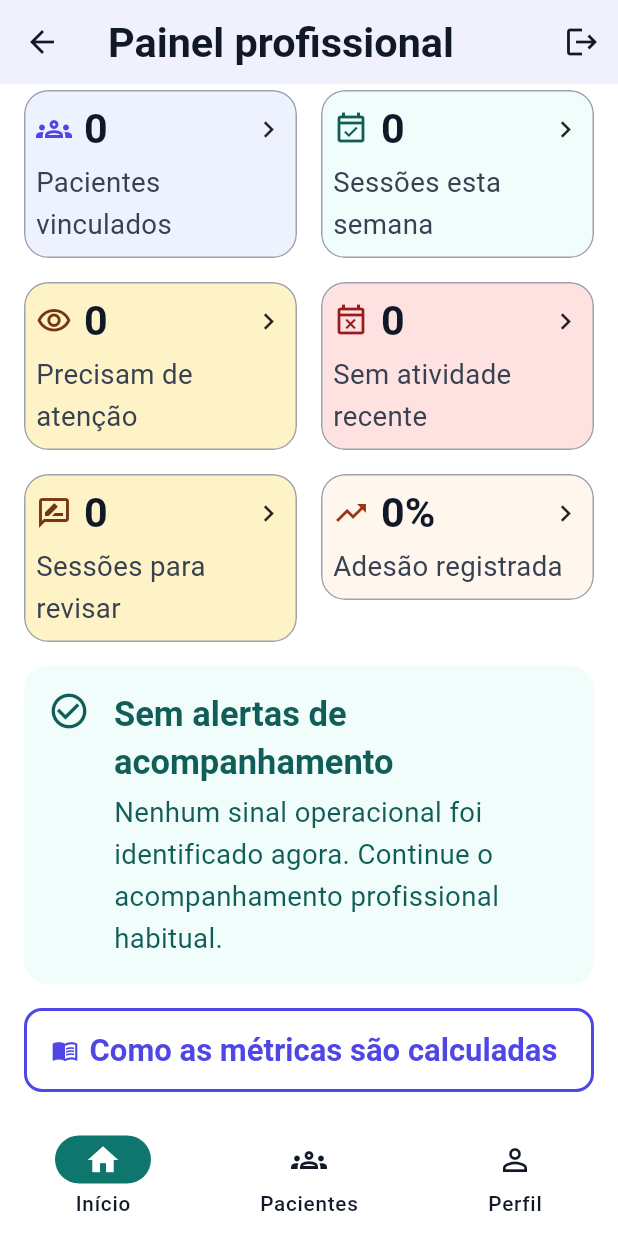
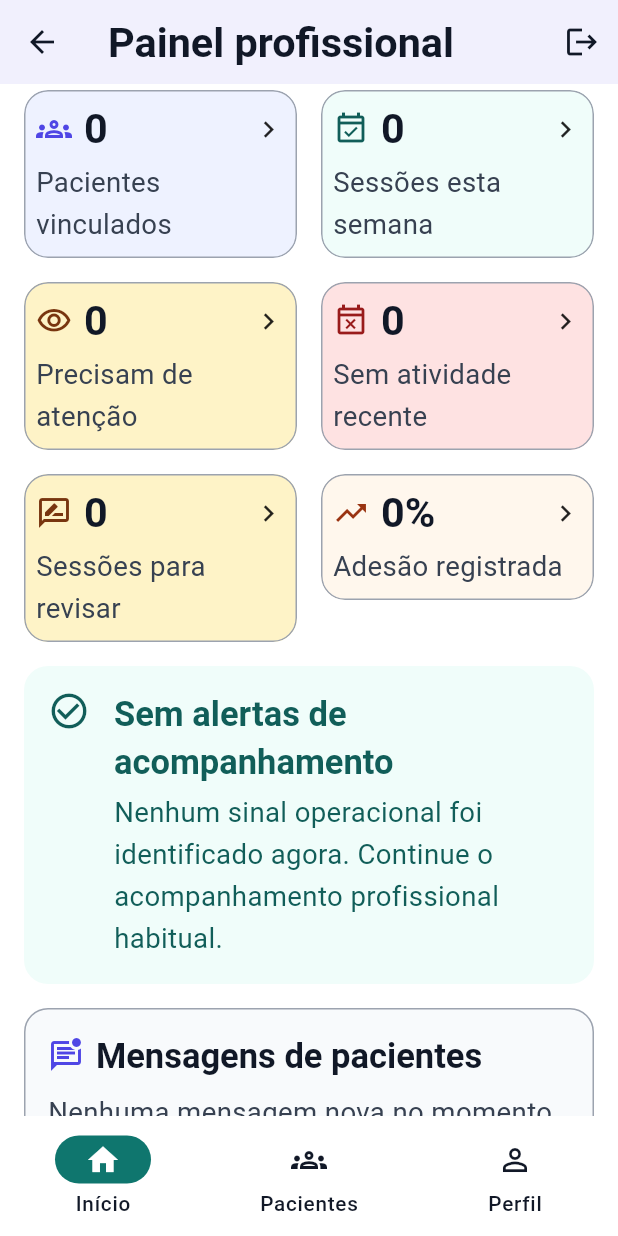
Before and after one commit to skapkun/monitoramento-reabilitacao-pos-avc, a Flutter app: the TherapistHomeScreen screen opened by its route, scrolled down 105 dp, on a phone screen of 412 x 824 dp. Run offline on Flutter 3.47's test engine with Material 3 defaults, Android fonts, the phone set to English and light mode, and no system bars; our stand-ins replace cloud_firestore, firebase_auth, firebase_core, image_picker, share_plus, video_player; missing offline and left inert: video_thumbnail; accounts and stored records are empty.

Commit message:
feat: destacar mensagens no painel profissional

```diff
--- a/frontend/lib/models/patient_summary.dart
+++ b/frontend/lib/models/patient_summary.dart
@@ -88,6 +88,7 @@ abstract final class MockPatients {
       participantContext: 'post_stroke',
     ),
     PatientSummary(
+      id: 'demo-patient-joao',
       name: 'João Pereira',
       initials: 'JP',
       lastSession: 'Ontem, 16:10',
@@ -104,6 +105,7 @@ abstract final class MockPatients {
       ],
     ),
     PatientSummary(
+      id: 'demo-patient-lucia',
       name: 'Lúcia Santos',
       initials: 'LS',
       lastSession: 'Sem sessões registradas',
--- a/frontend/lib/screens/therapist/therapist_home_screen.dart
+++ b/frontend/lib/screens/therapist/therapist_home_screen.dart
@@ -4,6 +4,7 @@ import '../../routes/app_routes.dart';
 import '../../services/auth_repository.dart';
 import '../../services/clinical_repository.dart';
 import '../../models/clinical_data.dart';
+import '../../models/patient_summary.dart';
 import '../../theme/app_colors.dart';
 import '../../theme/app_spacing.dart';
 import '../../utils/portuguese_text.dart';
@@ -61,6 +62,8 @@ class TherapistHomeScreen extends StatelessWidget {
             const SizedBox(height: AppSpacing.md),
             _DashboardOverview(repository: clinicalRepository),
             const SizedBox(height: AppSpacing.md),
+            _MessageInbox(repository: clinicalRepository),
+            const SizedBox(height: AppSpacing.md),
             OutlinedButton.icon(
               onPressed: () =>
                   Navigator.pushNamed(context, AppRoutes.analysisMethod),
@@ -75,6 +78,115 @@ class TherapistHomeScreen extends StatelessWidget {
       ),
     );
   }
+}
+
+class _MessageInbox extends StatelessWidget {
+  const _MessageInbox({required this.repository});
+
+  final ClinicalRepository repository;
+
+  @override
+  Widget build(BuildContext context) => StreamBuilder<List<PatientSummary>>(
+    stream: repository.watchLinkedPatients(),
+    builder: (context, patientSnapshot) => StreamBuilder<List<CareMessage>>(
+      stream: repository.watchAllMessages(),
+      builder: (context, messageSnapshot) {
+        if (patientSnapshot.hasError || messageSnapshot.hasError) {
+          return const SizedBox.shrink();
+        }
+        if (!patientSnapshot.hasData || !messageSnapshot.hasData) {
+          return const Card(
+            child: Padding(
+              padding: EdgeInsets.all(AppSpacing.md),
+              child: LinearProgressIndicator(),
+            ),
+          );
+        }
+        final patients = {
+          for (final patient in patientSnapshot.data!) patient.id: patient,
+        };
+        final unread =
+            messageSnapshot.data!
+                .where(
+                  (message) =>
+                      message.senderRole == 'patient' &&
+                      message.readAt == null &&
+                      patients.containsKey(message.patientId),
+                )
+                .toList()
+              ..sort((a, b) => b.createdAt.compareTo(a.createdAt));
+        return Card(
+          child: Padding(
+            padding: const EdgeInsets.all(AppSpacing.md),
+            child: Column(
+              crossAxisAlignment: CrossAxisAlignment.stretch,
+              children: [
+                Row(
+                  children: [
+                    Badge(
+                      isLabelVisible: unread.isNotEmpty,
+                      label: Text('${unread.length}'),
+                      child: const Icon(
+                        Icons.mark_unread_chat_alt_outlined,
+                        color: AppColors.primary,
+                      ),
+                    ),
+                    const SizedBox(width: AppSpacing.sm),
+                    Expanded(
+                      child: Text(
+                        'Mensagens de pacientes',
+                        style: Theme.of(context).textTheme.titleLarge,
+                      ),
+                    ),
+                  ],
+                ),
+                const SizedBox(height: AppSpacing.sm),
+                if (unread.isEmpty)
+                  const Text('Nenhuma mensagem nova no momento.')
+                else ...[
+                  Text(
+                    quantity(
+                      unread.length,
+                      'mensagem não lida',
+                      'mensagens não lidas',
+                    ),
+                  ),
+                  const SizedBox(height: AppSpacing.xs),
+                  for (final message in unread.take(3))
+                    _InboxMessage(
+                      message: message,
+                      patient: patients[message.patientId]!,
+                    ),
+                ],
+              ],
+            ),
+          ),
+        );
+      },
+    ),
+  );
+}
+
+class _InboxMessage extends StatelessWidget {
+  const _InboxMessage({required this.message, required this.patient});
+
+  final CareMessage message;
+  final PatientSummary patient;
+
+  @override
+  Widget build(BuildContext context) => ListTile(
+    key: Key('mensagem_pendente_${message.id}'),
+    contentPadding: EdgeInsets.zero,
+    leading: CircleAvatar(child: Text(patient.initials)),
+    title: Text(patient.name),
+    subtitle: Text(message.text, maxLines: 2, overflow: TextOverflow.ellipsis),
+    trailing: const Icon(Icons.chevron_right),
+    onTap: () => Navigator.pushNamed(
+      context,
+      AppRoutes.therapistMessages,
+      arguments: patient,
+    ),
+  );
 }
 
 class _DashboardOverview extends StatelessWidget {
```
Also changed, not shown: frontend/lib/services/clinical_repository.dart (+25 -0 lines), frontend/lib/services/firebase_clinical_repository.dart (+8 -0 lines), 1 other file.
